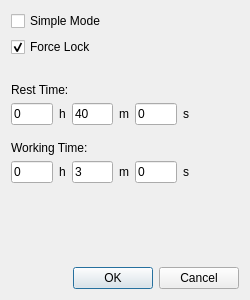
Qt form settingdialog.ui (wh201906/rest) before a commit.
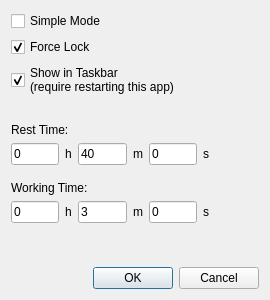
The same form after that commit.

Commit message: Support hide Taskbar item

Patch:
```diff
--- a/settingdialog.ui
+++ b/settingdialog.ui
@@ -6,7 +6,7 @@
    <rect>
     <x>0</x>
     <y>0</y>
-    <width>250</width>
+    <width>270</width>
     <height>300</height>
    </rect>
   </property>
@@ -18,13 +18,13 @@
   </property>
   <property name="minimumSize">
    <size>
-    <width>250</width>
+    <width>270</width>
     <height>300</height>
    </size>
   </property>
   <property name="maximumSize">
    <size>
-    <width>250</width>
+    <width>270</width>
     <height>300</height>
    </size>
   </property>
@@ -49,6 +49,17 @@
      </property>
     </widget>
    </item>
+   <item>
+    <widget class="QCheckBox" name="taskbarBox">
+     <property name="text">
+      <string>Show in Taskbar
+(require restarting this app)</string>
+     </property>
+     <property name="checked">
+      <bool>true</bool>
+     </property>
+    </widget>
+   </item>
    <item>
     <spacer name="verticalSpacer">
      <property name="orientation">
@@ -326,6 +337,12 @@
    </item>
    <item>
     <widget class="QDialogButtonBox" name="buttonBox">
+     <property name="sizePolicy">
+      <sizepolicy hsizetype="Expanding" vsizetype="Fixed">
+       <horstretch>0</horstretch>
+       <verstretch>0</verstretch>
+      </sizepolicy>
+     </property>
      <property name="orientation">
       <enum>Qt::Horizontal</enum>
      </property>
```
The commit also changes 4 other files.
